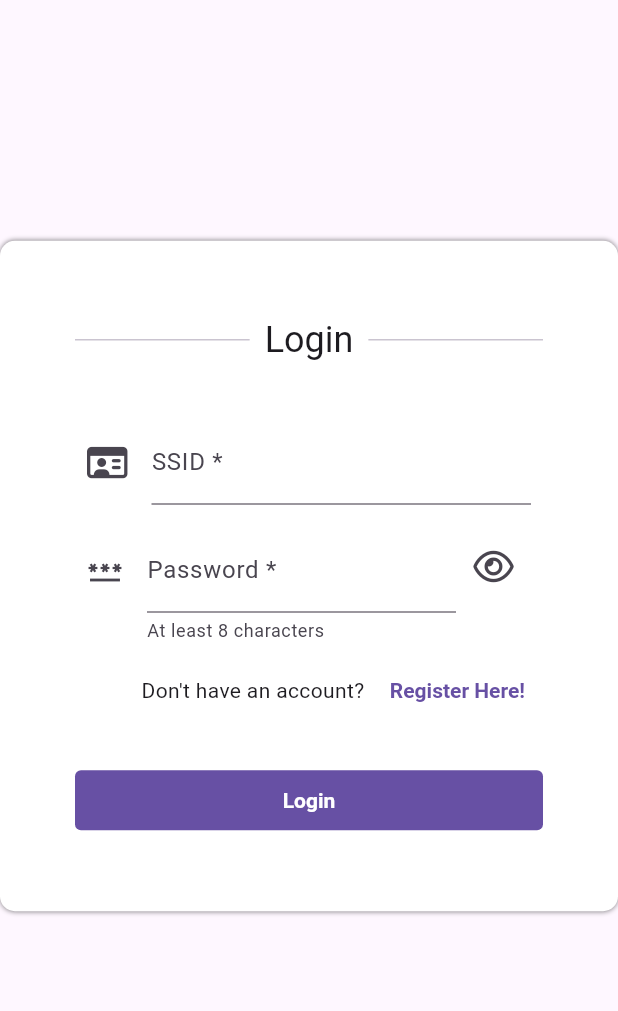
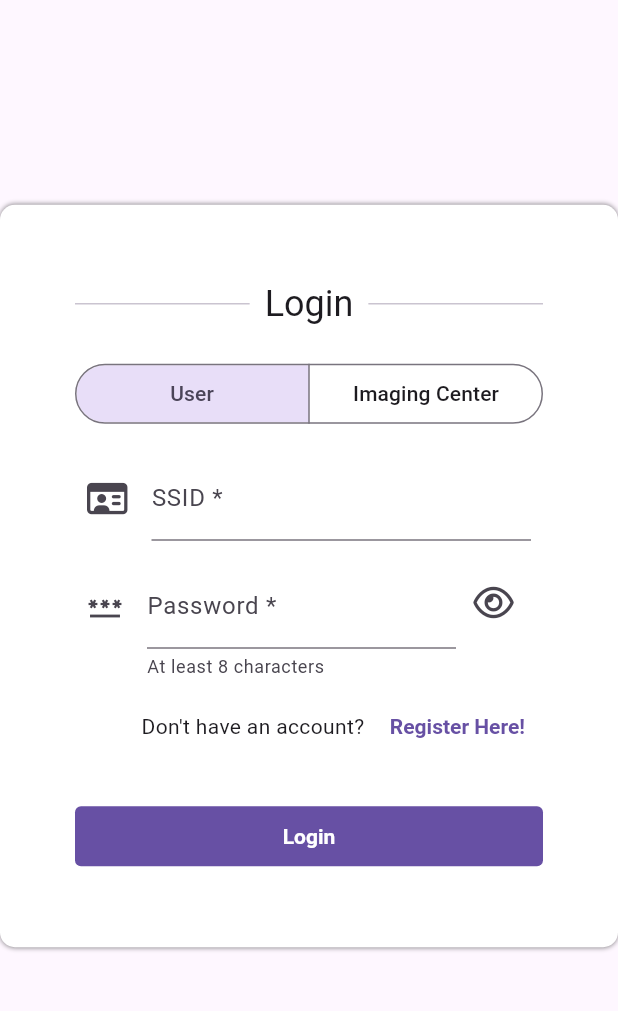
Before and after one commit to dorrin-sot/Pezeshkan-sharif, a Flutter app: the screen it shows after launch, on a phone screen of 412 x 824 dp, the part 84-1095 px from its top. Run offline on Flutter 3.47's test engine with Material 3 defaults, Android fonts, the phone set to English and light mode, and no system bars; our stand-ins replace file_picker, fluttertoast, font_awesome_flutter, get, go_router, shamsi_date and 1 more; accounts and stored records are empty; network calls fail.

Commit message:
fix everything in front i think (for the addition of imaging center as new user)

```diff
--- a/tahlil_front/lib/classes/imaging_center.dart
+++ b/tahlil_front/lib/classes/imaging_center.dart
@@ -1,20 +1,27 @@
+import 'package:tahlil_front/classes/user.dart';
 import 'package:tahlil_front/classes/work_time.dart';
 import 'package:tahlil_front/enums/weekday.dart';
 
-class ImagingCenter {
+class ImagingCenter extends User {
   final int id;
   final String name;
-  final String? phoneNumber, emailAddress, province, city, street;
   final List<WorkTime> workTimes;
 
   ImagingCenter({
     required this.id,
     required this.name,
-    this.phoneNumber,
-    this.emailAddress,
-    this.province,
-    this.city,
-    this.street,
+    required super.referrerSsid,
+    super.firstName = '',
+    super.lastName = '',
+    super.ssid = '',
+    required super.password,
+    super.phoneNumber,
+    super.emailAddress,
+    super.province,
+    super.city,
+    super.street,
+    required super.isVerified,
+    required super.isDeclined,
     required this.workTimes,
   });
 
@@ -22,11 +29,15 @@ class ImagingCenter {
       : this(
           id: json['id'],
           name: json['name'],
+          password: json['password'],
           phoneNumber: json['phone_number'],
           emailAddress: json['email_address'],
           province: json['province'],
           city: json['city'],
           street: json['street'],
+          referrerSsid: json['referrer'],
+          isVerified: json['is_verified'],
+          isDeclined: json['is_declined'],
           workTimes: (json['work_times'] as String?)
                   ?.split(', ')
                   .map(
@@ -39,4 +50,7 @@ class ImagingCenter {
                   .toList() ??
               [],
         );
+
+  @override
+  bool get isImagingCenter => true;
 }
--- a/tahlil_front/lib/classes/user.dart
+++ b/tahlil_front/lib/classes/user.dart
@@ -38,11 +38,15 @@ class User {
 
   bool get isReferrer => false;
 
+  bool get isImagingCenter => false;
+
   UserType get userType => isDoctor
       ? UserType.doctor
       : isPatient
           ? UserType.patient
-          : UserType.referrer;
+          : isReferrer
+              ? UserType.referrer
+              : UserType.imaging_center;
 
   bool get isIncomplete => [
         phoneNumber,
--- a/tahlil_front/lib/dialogs/work_hours.dart
+++ b/tahlil_front/lib/dialogs/work_hours.dart
@@ -1,12 +1,11 @@
 import 'package:flutter/material.dart';
 import 'package:get/get.dart';
-import 'package:tahlil_front/classes/doctor.dart';
 import 'package:tahlil_front/enums/weekday.dart';
 import 'package:tahlil_front/services/profile.dart';
 import 'package:tahlil_front/widgets/text_field.dart';
 
 class WorkHoursDialog extends StatefulWidget {
-  final Doctor user;
+  final dynamic user;
 
   const WorkHoursDialog(this.user, {super.key});
 
--- a/tahlil_front/lib/enums/user_type.dart
+++ b/tahlil_front/lib/enums/user_type.dart
@@ -1,7 +1,8 @@
 enum UserType {
   patient,
   doctor,
-  referrer;
+  referrer,
+  imaging_center;
 
   @override
   String toString() {
@@ -9,6 +10,7 @@ enum UserType {
       case UserType.patient: return 'Patient';
       case UserType.doctor: return 'Doctor';
       case UserType.referrer: return 'Referrer';
+      case UserType.imaging_center: return 'Imaging Center';
     }
   }
 }
--- a/tahlil_front/lib/pages/auth.dart
+++ b/tahlil_front/lib/pages/auth.dart
@@ -1,9 +1,9 @@
 import 'package:flutter/material.dart';
 import 'package:fluttertoast/fluttertoast.dart';
 import 'package:font_awesome_flutter/font_awesome_flutter.dart';
-import 'package:go_router/go_router.dart';
 import 'package:tahlil_front/enums/toast_type.dart';
 import 'package:tahlil_front/enums/user_type.dart';
+import 'package:tahlil_front/extensions/string_ext.dart';
 import 'package:tahlil_front/main.dart';
 import 'package:tahlil_front/services/auth.dart';
 import 'package:tahlil_front/services/router.dart';
@@ -24,12 +24,13 @@ class _AuthPageState extends State<AuthPage> {
   bool _isLogin = true, _passwordShown = false;
   UserType _userType = UserType.referrer;
   final _ssidController = TextEditingController();
+  final _nameController = TextEditingController();
   final _firstNameController = TextEditingController();
   final _lastNameController = TextEditingController();
   final _passwordController = TextEditingController();
   final _repeatPasswordController = TextEditingController();
+  final _referrerController = TextEditingController();
   final _medicalIdController = TextEditingController();
-  final _birthdateController = TextEditingController();
 
   @override
   Widget build(BuildContext context) {
@@ -44,7 +45,7 @@ class _AuthPageState extends State<AuthPage> {
         child: Padding(
           padding: const EdgeInsets.all(50),
           child: SizedBox(
-            width: 350,
+            width: _isLogin ? 350 : 475,
             child: Column(
               mainAxisSize: MainAxisSize.min,
               crossAxisAlignment: CrossAxisAlignment.stretch,
@@ -63,28 +64,42 @@ class _AuthPageState extends State<AuthPage> {
                   ],
                 ),
                 const SizedBox(height: 20),
-                if (!_isLogin)
                 SegmentedButton<UserType>(
-                    segments: UserType.values
+                  segments: (_isLogin
+                          ? [UserType.referrer, UserType.imaging_center]
+                          : UserType.values)
                       .map((ut) => ButtonSegment(
                             value: ut,
-                              label: Text('$ut'),
+                            label: FittedBox(
+                              child: Text(
+                                _isLogin && ut == UserType.referrer
+                                    ? 'User'
+                                    : '$ut',
+                              ),
+                            ),
                           ))
                       .toList(),
+                  showSelectedIcon: false,
                   selected: <UserType>{_userType},
-                    onSelectionChanged: (newUserType) => setState(() {
-                      _userType = newUserType.last;
-                    }),
+                  onSelectionChanged: (newUserType) =>
+                      setState(() => _userType = newUserType.last),
                 ),
                 const SizedBox(height: 10),
+                if (_userType == UserType.imaging_center)
+                  CustomTextField(
+                    icon: const FaIcon(FontAwesomeIcons.idCard),
+                    label: 'Name',
+                    required: true,
+                    controller: _nameController,
+                  )
+                else
                   CustomTextField(
                     icon: const FaIcon(FontAwesomeIcons.idCard),
                     label: 'SSID',
                     required: true,
                     controller: _ssidController,
-                  hint: 'e.g. 1234567890',
                   ),
-                if (!_isLogin) ...[
+                if (!_isLogin && _userType != UserType.imaging_center) ...[
                   CustomTextField(
                     icon: const Icon(Icons.abc),
                     label: 'First Name',
@@ -118,6 +133,13 @@ class _AuthPageState extends State<AuthPage> {
                     toggleObscureText: () =>
                         setState(() => _passwordShown = !_passwordShown),
                   ),
+                  if (_userType != UserType.referrer)
+                    CustomTextField(
+                      icon: const Icon(Icons.verified_user),
+                      label: 'Referrer',
+                      required: true,
+                      controller: _referrerController,
+                    ),
                   if (_userType == UserType.doctor)
                     CustomTextField(
                       icon: const Icon(Icons.medical_information),
@@ -126,14 +148,6 @@ class _AuthPageState extends State<AuthPage> {
                       controller: _medicalIdController,
                       hint: 'e.g. 12345',
                     )
-                  else if (_userType == UserType.patient)
-                    CustomTextField(
-                      icon: const Icon(Icons.calendar_month),
-                      label: 'BirthDate',
-                      required: true,
-                      controller: _birthdateController,
-                      hint: 'YYYY-mm-dd',
-                    ),
                 ],
                 Row(
                   mainAxisAlignment: MainAxisAlignment.end,
@@ -145,7 +159,12 @@ class _AuthPageState extends State<AuthPage> {
                     ),
                     const SizedBox(width: 5),
                     TextButton(
-                      onPressed: () => setState(() => _isLogin = !_isLogin),
+                      onPressed: () => setState(() {
+                        if (_userType != UserType.imaging_center) {
+                          _userType = UserType.referrer;
+                        }
+                        _isLogin = !_isLogin;
+                      }),
                       child: Text(_isLogin ? 'Register Here!' : 'Login Here!'),
                     )
                   ],
@@ -165,21 +184,23 @@ class _AuthPageState extends State<AuthPage> {
 
   void _login() async => _postSubmit(
         await _authService.login(
-          ssid: _ssidController.text,
+          ssid: _userType == UserType.referrer ? _ssidController.text : null,
+          name: _userType != UserType.referrer ? _nameController.text : null,
           password: _passwordController.text,
         ),
       );
 
   Future<void> _register() async => _postSubmit(
         await _authService.register(
-          ssid: _ssidController.text,
+          ssid: _ssidController.text.nullIfEmpty,
+          name: _nameController.text.nullIfEmpty,
           firstName: _firstNameController.text,
           lastName: _lastNameController.text,
           password: _passwordController.text,
           repeatPassword: _repeatPasswordController.text,
+          referrer: _referrerController.text,
           userType: _userType,
           medicalId: _medicalIdController.text,
-          birthDate: _birthdateController.text,
         ),
       );
 
--- a/tahlil_front/lib/pages/profile.dart
+++ b/tahlil_front/lib/pages/profile.dart
@@ -5,6 +5,7 @@ import 'package:fluttertoast/fluttertoast.dart';
 import 'package:font_awesome_flutter/font_awesome_flutter.dart';
 import 'package:go_router/go_router.dart';
 import 'package:tahlil_front/classes/doctor.dart';
+import 'package:tahlil_front/classes/imaging_center.dart';
 import 'package:tahlil_front/classes/patient.dart';
 import 'package:tahlil_front/classes/user.dart';
 import 'package:tahlil_front/dialogs/work_hours.dart';
@@ -140,6 +141,7 @@ class _ProfilePageState extends State<ProfilePage> {
                       mainAxisAlignment: MainAxisAlignment.end,
                       children: isEditMode
                           ? [
+                              if (profile.userType != UserType.imaging_center)
                                 _ProfilePictureWidget(profile),
                               Padding(
                                 padding:
@@ -163,6 +165,7 @@ class _ProfilePageState extends State<ProfilePage> {
                               ),
                             ]
                           : [
+                              if (profile.userType != UserType.imaging_center)
                                 _ProfilePictureWidget(profile),
                               Padding(
                                 padding:
@@ -174,7 +177,7 @@ class _ProfilePageState extends State<ProfilePage> {
                                       setState(() => isEditMode = true),
                                 ),
                               ),
-                              if (profile is Doctor)
+                              if (profile is Doctor || profile is ImagingCenter)
                                 Padding(
                                   padding:
                                       const EdgeInsets.symmetric(vertical: 5),
@@ -212,7 +215,9 @@ class _ProfilePageState extends State<ProfilePage> {
   Future<void> _editProfile() async {
     final profile = _profileService.profileCached!;
     final response = await _profileService.editProfile({
+      if (!profile.isImagingCenter)
         'first_name': firstNameController.text.nullIfEmpty,
+      if (!profile.isImagingCenter)
         'last_name': lastNameController.text.nullIfEmpty,
       'phone_number': phoneNumberController.text.nullIfEmpty,
       'email_address': emailAddressController.text.nullIfEmpty,
@@ -350,16 +355,14 @@ class _ProfileViewBodyState extends State<ProfileViewBody> {
       mainAxisAlignment: MainAxisAlignment.center,
       mainAxisSize: MainAxisSize.min,
       children: [
-        Triple('Hello ', null, '${user.firstName} ${user.lastName}'),
         Triple(
-          'You are a ',
-          const Icon(Icons.person),
-          user.isDoctor
-              ? UserType.doctor
-              : user.isPatient
-                  ? UserType.patient
-                  : UserType.referrer,
+          'Hello ',
+          null,
+          user.isImagingCenter
+              ? (user as ImagingCenter).name
+              : '${user.firstName} ${user.lastName}',
         ),
+        Triple('You are a ', const Icon(Icons.person), user.userType),
         if (user is Doctor)
           Triple('Your Medical ID is ', const Icon(Icons.medical_information),
               user.medicalId)
@@ -470,6 +473,7 @@ class _ProfileEditBodyState extends State<ProfileEditBody> {
       mainAxisSize: MainAxisSize.min,
       mainAxisAlignment: MainAxisAlignment.center,
       children: [
+        if (!user.isImagingCenter) ...[
           CustomTextField(
             icon: const Icon(Icons.abc),
             label: 'First Name',
@@ -482,6 +486,7 @@ class _ProfileEditBodyState extends State<ProfileEditBody> {
             required: true,
             controller: _lastNameController,
           ),
+        ],
         CustomTextField(
           icon: const Icon(Icons.phone),
           label: 'Phone Number',
--- a/tahlil_front/lib/pages/verification.dart
+++ b/tahlil_front/lib/pages/verification.dart
@@ -1,10 +1,12 @@
 import 'package:flutter/material.dart';
 import 'package:font_awesome_flutter/font_awesome_flutter.dart';
 import 'package:tahlil_front/classes/doctor.dart';
+import 'package:tahlil_front/classes/imaging_center.dart';
 import 'package:tahlil_front/classes/patient.dart';
-import 'package:tahlil_front/classes/user.dart';
 import 'package:tahlil_front/extensions/string_ext.dart';
 import 'package:tahlil_front/services/verification.dart';
+
+import '../classes/user.dart';
 
 class VerificationPage extends StatefulWidget {
   const VerificationPage({super.key});
@@ -114,37 +116,59 @@ class _VerificationPageState extends State<VerificationPage> {
                         children: [
                           Badge(
                             label: Text(
-                              user.isDoctor ? 'Doctor' : 'Patient',
+                              user.isDoctor
+                                  ? 'Doctor'
+                                  : user.isPatient
+                                      ? 'Patient'
+                                      : 'Imaging Center',
                               style: labelSmall,
                             ),
-                            offset: Offset(15, -4),
+                            offset: const Offset(15, -4),
                             backgroundColor: Theme.of(context).primaryColor,
                             child: Text(
-                              '${user.firstName} ${user.lastName}',
+                              user is ImagingCenter
+                                  ? user.name
+                                  : '${user.firstName} ${user.lastName}',
                               style: titleMedium,
                             ),
                           ),
                           Expanded(child: Container()),
                           Padding(
                             padding: const EdgeInsets.only(right: 5),
-                            child: OutlinedButton.icon(
-                              icon: const Icon(Icons.cancel),
-                              label: const Text('Decline'),
+                            child: Container(
+                              decoration: BoxDecoration(
+                                color: user.isDeclined
+                                    ? Colors.grey.shade300
+                                    : Colors.red.shade900,
+                                borderRadius: BorderRadius.circular(50),
+                              ),
+                              child: IconButton(
+                                color: Colors.white,
+                                icon: const Icon(Icons.cancel_outlined),
                                 onPressed: user.isDeclined
                                     ? null
                                     : () => _verificationService
-                                      .decline(user.ssid)
+                                        .decline(user)
                                         .then((_) => setState(() {})),
                               ),
                             ),
-                          OutlinedButton.icon(
+                          ),
+                          Container(
+                            decoration: BoxDecoration(
+                              color: user.isVerified
+                                  ? Colors.grey.shade300
+                                  : Colors.green.shade900,
+                              borderRadius: BorderRadius.circular(50),
+                            ),
+                            child: IconButton(
+                              color: Colors.white,
                               icon: const Icon(Icons.check),
-                            label: const Text('Accept'),
                               onPressed: user.isVerified
                                   ? null
                                   : () => _verificationService
-                                    .accept(user.ssid)
+                                      .accept(user)
                                       .then((_) => setState(() {})),
+                            ),
                           ),
                         ],
                       ),
@@ -156,7 +180,9 @@ class _VerificationPageState extends State<VerificationPage> {
                               children: [
                                 const FaIcon(FontAwesomeIcons.idCard),
                                 const SizedBox(width: 10),
-                                Text(user.ssid, style: bodyMedium),
+                                Text(
+                                    '${user is ImagingCenter ? user.id : user.ssid}',
+                                    style: bodyMedium),
                               ],
                             ),
                           ),
@@ -197,6 +223,7 @@ class _VerificationPageState extends State<VerificationPage> {
                           )
                         ],
                       ),
+                      if (user is! ImagingCenter) ...[
                         const SizedBox(height: 10),
                         Row(
                           children: [
@@ -217,6 +244,7 @@ class _VerificationPageState extends State<VerificationPage> {
                             ),
                           ],
                         ),
+                      ],
                       const SizedBox(height: 10),
                       Row(
                         children: [
@@ -224,7 +252,7 @@ class _VerificationPageState extends State<VerificationPage> {
                           const SizedBox(width: 10),
                           Text(
                             // ignore: prefer_interpolation_to_compose_strings
-                            (user.province +
+                            ((user.province as String?) +
                                     ', ' +
                                     user.city +
                                     ', ' +
--- a/tahlil_front/lib/services/network.dart
+++ b/tahlil_front/lib/services/network.dart
@@ -12,12 +12,17 @@ class NetworkService extends GetConnect {
     maxAuthRetries = 3;
   }
 
-  String _buildUrl(String path, Map<String, dynamic>? query) => Uri(
-        scheme: const String.fromEnvironment('base_scheme'),
-        host: const String.fromEnvironment('base_url'),
-        path: path.substring(1),
-        queryParameters: query,
-      ).toString();
+  String _buildUrl(String path, Map<String, dynamic>? query) {
+    const scheme = String.fromEnvironment('base_scheme');
+    const url = String.fromEnvironment('base_url');
+    return Uri(
+      scheme: scheme,
+      host: url,
+      port: scheme == 'http' ? 80 : 443,
+      path: path.substring(1),
+      queryParameters: query,
+    ).toString();
+  }
 
   @override
   Future<Response<T>> get<T>(
--- a/tahlil_front/lib/services/verification.dart
+++ b/tahlil_front/lib/services/verification.dart
@@ -1,6 +1,7 @@
 import 'dart:convert';
 
 import 'package:tahlil_front/classes/doctor.dart';
+import 'package:tahlil_front/classes/imaging_center.dart';
 import 'package:tahlil_front/classes/patient.dart';
 import 'package:tahlil_front/classes/user.dart';
 import 'package:tahlil_front/services/network.dart';
@@ -20,17 +21,27 @@ class VerificationService {
     return (jsonDecode(response.bodyString!) as List)
         .map((json) => json['user_type'] == 'doctor'
             ? Doctor.fromJson(json)
-            : Patient.fromJson(json))
+            : json['user_type'] == 'patient'
+                ? Patient.fromJson(json)
+                : ImagingCenter.fromJson(json))
         .toList();
   }
 
-  Future<bool> decline(String ssid) async {
-    final response = await _networkService.post('/referees/$ssid/decline', {});
+  Future<bool> decline(User user) async {
+    final subpath = (user is! ImagingCenter)
+        ? 'users/${user.ssid}'
+        : 'imaging-centers/${user.id}';
+    final response =
+        await _networkService.post('/referees/$subpath/decline', {});
     return response.statusCode == 200;
   }
 
-  Future<bool> accept(String ssid) async {
-    final response = await _networkService.post('/referees/$ssid/accept', {});
+  Future<bool> accept(User user) async {
+    final subpath = (user is! ImagingCenter)
+        ? 'users/${user.ssid}'
+        : 'imaging-centers/${user.id}';
+    final response =
+        await _networkService.post('/referees/$subpath/accept', {});
     return response.statusCode == 200;
   }
 }
```
Also changed, not shown: tahlil_front/lib/main.dart (+10 -10 lines), tahlil_front/lib/services/auth.dart (+49 -11 lines), tahlil_front/lib/services/profile.dart (+12 -2 lines). Lines whose indentation alone changed are shown as unchanged.
